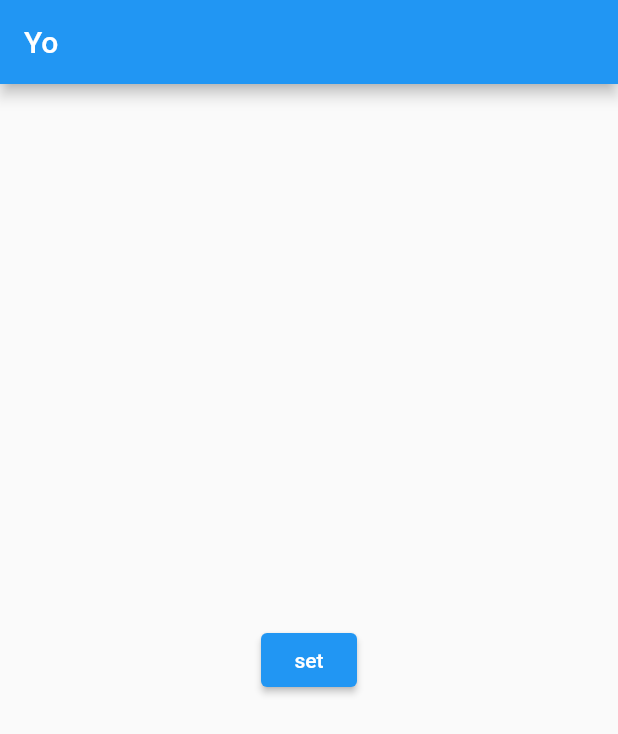
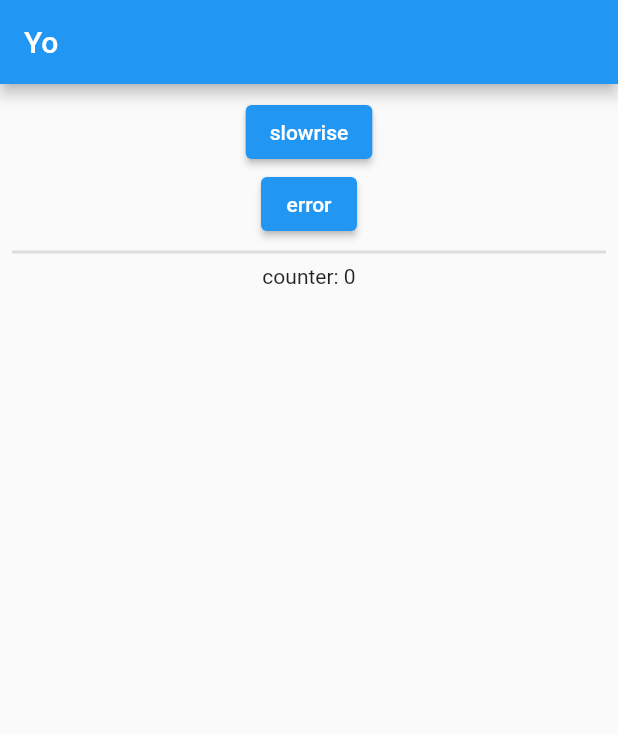
Before and after one commit to Plasmoxy/Bloomflute, a Flutter app: the screen it shows after launch, on a phone screen of 412 x 824 dp. Shown: the top 734 px of the screen. Run offline on Flutter 3.47's test engine with Material 2 defaults, Android fonts, the phone set to English and light mode, and no system bars; our stand-ins replace bloc, chewie, flutter_bloc, image_picker, location, shared_preferences and 2 more; accounts and stored records are empty.

Commit message:
event queue

```diff
--- /dev/null
+++ b/JobLearn/bloc_00/lib/bloc_logger.dart
@@ -0,0 +1,21 @@
+import 'package:bloc/bloc.dart';
+import 'package:flutter/cupertino.dart';
+import 'package:flutter/material.dart';
+
+class BlocLogger extends BlocObserver {
+  final BuildContext ctx;
+
+  BlocLogger({required this.ctx}) : super();
+
+  @override
+  void onEvent(Bloc bloc, Object? event) {
+    super.onEvent(bloc, event);
+    print('${bloc.runtimeType} $event');
+  }
+
+  @override
+  void onTransition(Bloc bloc, Transition transition) {
+    super.onTransition(bloc, transition);
+    print('${bloc.runtimeType} ${transition.currentState} --[${transition.event.runtimeType})]-> ${transition.nextState}');
+  }
+}
--- a/JobLearn/bloc_00/lib/counter_bloc.dart
+++ b/JobLearn/bloc_00/lib/counter_bloc.dart
@@ -1,4 +1,6 @@
 import 'package:bloc/bloc.dart';
+import 'package:flutter/cupertino.dart';
+import 'package:flutter/material.dart';
 
 abstract class CounterEvent {}
 
@@ -28,26 +30,40 @@ class CounterSlowRise extends CounterEvent {
 class CounterErrorEvent extends CounterEvent {}
 
 class CounterBloc extends Bloc<CounterEvent, int> {
-  CounterBloc() : super(0);
+  final BuildContext ctx;
+
+  CounterBloc({required this.ctx}) : super(0);
 
   @override
   Stream<int> mapEventToState(CounterEvent event) async* {
     if (event is CounterIncrement) yield state + 1;
     if (event is CounterDecrement) yield state - 1;
-    if (event is CounterSlowRise) yield* event.rise(); // nested generator call
-  }
-}
+    if (event is CounterSlowRise) yield* event.rise(); // custom nested generator call
 
-class BlocLogger extends BlocObserver {
-  @override
-  void onEvent(Bloc bloc, Object? event) {
-    super.onEvent(bloc, event);
-    print('${bloc.runtimeType} $event');
+    if (event is CounterErrorEvent) {
+      addError(Exception('Increment error!'));
+    }
   }
 
+  /* // triggers twice ??
   @override
-  void onTransition(Bloc bloc, Transition transition) {
-    super.onTransition(bloc, transition);
-    print('${bloc.runtimeType} ${transition.currentState} --[${transition.event.runtimeType})]-> ${transition.nextState}');
+  void onError(Object error, StackTrace stackTrace) {
+    super.onError(error, stackTrace);
+    showDialog(
+      context: ctx,
+      builder: (_) => new CupertinoAlertDialog(
+        title: new Text("Cupertino Dialog"),
+        content: new Text("Hey! I'm Coflutter!"),
+        actions: <Widget>[
+          CupertinoButton(
+            child: Text('Close me!'),
+            onPressed: () {
+              Navigator.of(ctx).pop();
+            },
+          )
+        ],
+      ),
+    );
   }
+  */
 }
--- a/JobLearn/bloc_00/lib/main.dart
+++ b/JobLearn/bloc_00/lib/main.dart
@@ -1,10 +1,12 @@
 import 'package:bloc/bloc.dart';
+import 'package:bloc_00/bloc_logger.dart';
+
 import 'package:bloc_00/counter_bloc.dart';
 import 'package:flutter/material.dart';
+import 'package:flutter_bloc/flutter_bloc.dart';
 
 void main() {
   print("App init");
-  Bloc.observer = BlocLogger();
   runApp(App());
 }
 
@@ -31,11 +33,14 @@ class HomePage extends StatefulWidget {
 }
 
 class _HomePageState extends State<HomePage> {
-  final _counter = CounterBloc();
+  late final CounterBloc _counter;
 
   @override
   void initState() {
     super.initState();
+
+    Bloc.observer = BlocLogger(ctx: context);
+    _counter = CounterBloc(ctx: context);
   }
 
   @override
@@ -44,16 +49,25 @@ class _HomePageState extends State<HomePage> {
       appBar: AppBar(
         title: Text(widget.title),
       ),
-      body: Center(
+      body: Padding(
+        padding: const EdgeInsets.all(8.0),
         child: Column(
-          mainAxisAlignment: MainAxisAlignment.center,
           children: <Widget>[
             // change
             ElevatedButton(
-              onPressed: () => setState(() {
-                _counter.add(CounterSlowRise(to: 3));
-              }),
-              child: Text('set'),
+              child: Text('slowrise'),
+              onPressed: () => _counter.add(CounterSlowRise(to: 3)),
+            ),
+            ElevatedButton(
+              child: Text('error'),
+              onPressed: () => _counter.add(CounterErrorEvent()),
+            ),
+            Divider(thickness: 2),
+
+            // watch
+            BlocBuilder<CounterBloc, int>(
+              bloc: _counter,
+              builder: (ctx, state) => Text('counter: $state'),
             ),
           ],
         ),
--- a/JobLearn/bloc_00/pubspec.yaml
+++ b/JobLearn/bloc_00/pubspec.yaml
@@ -29,6 +29,7 @@ dependencies:
   # Use with the CupertinoIcons class for iOS style icons.
   cupertino_icons: ^1.0.2
   bloc: ^7.0.0
+  flutter_bloc: ^7.0.1
 
 dev_dependencies:
   flutter_test:
```
